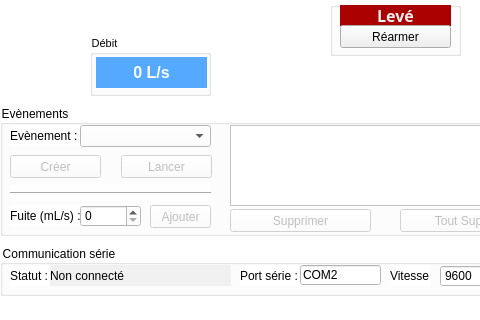
Above: mainwindow.ui from ml4nC3/ClipFlow before the change; both pictures show x 0 to 480 and y 445 to 765 of the 570 by 765 pixel window. Below: the same form after it.
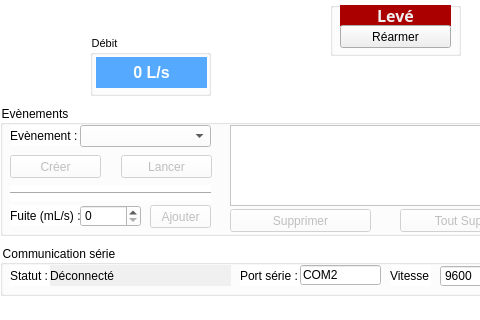
That is the form after the change. Icons and pictures are not drawn.

What changed in the file:
```diff
--- a/mainwindow.ui
+++ b/mainwindow.ui
@@ -416,7 +416,7 @@
       <string notr="true">background-color: rgb(240, 240, 240);</string>
      </property>
      <property name="text">
-      <string>Non connecté</string>
+      <string>Déconnecté</string>
      </property>
     </widget>
     <widget class="QSpinBox" name="spinBox_baudrate">
```
Left out of the diff: 16 changed lines with no effect on the pictures.
